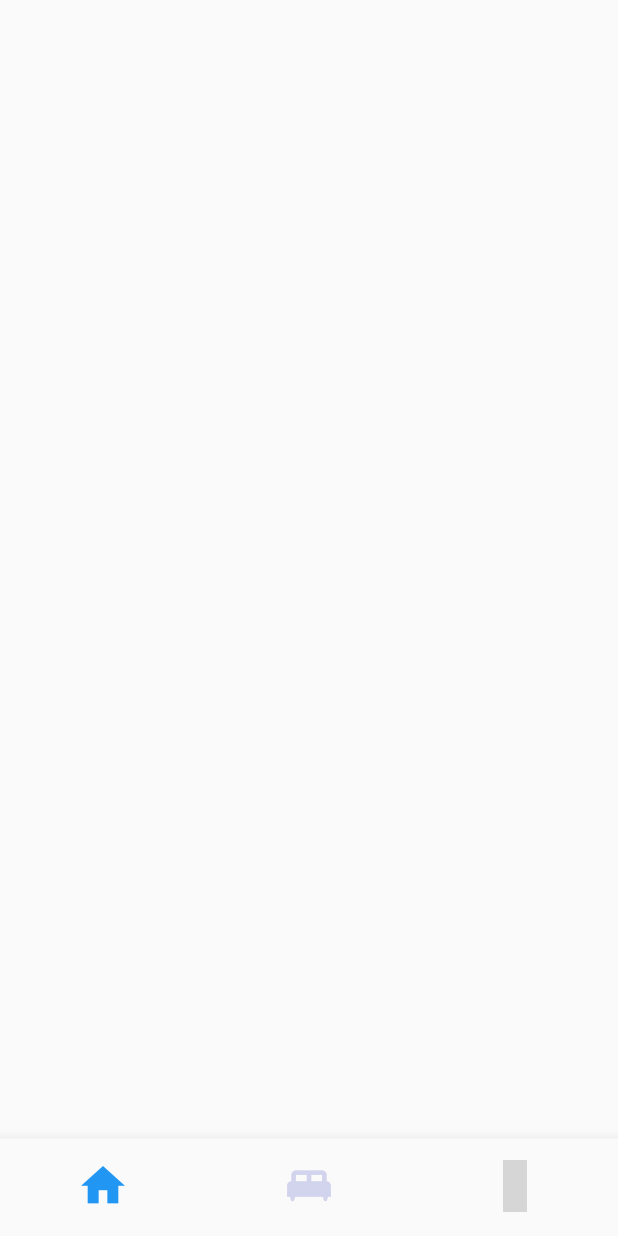
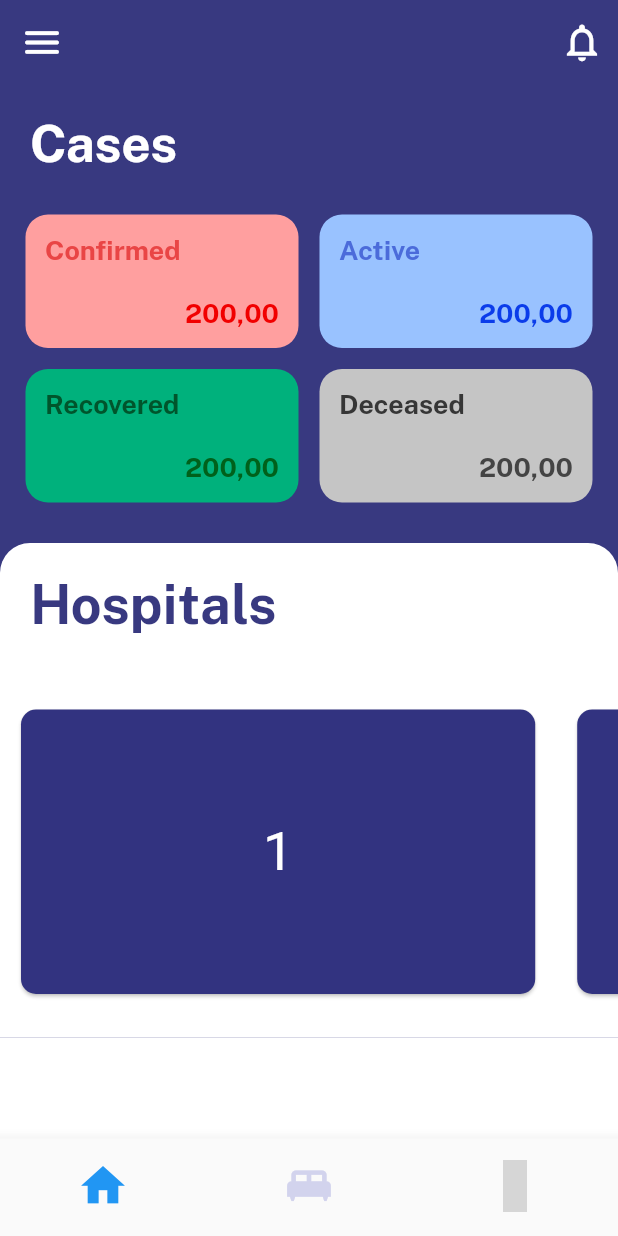
Before and after one commit to UttamkiniH/Allsafe, a Flutter app: the screen it shows after launch, on a phone screen of 412 x 824 dp. Run offline on Flutter 3.47's test engine with Material 2 defaults, Android fonts, the phone set to English and light mode, and no system bars; our stand-ins replace material_design_icons_flutter; grey boxes are pictures that could not be loaded.

Commit message:
added a lot

```diff
--- a/lib/constants.dart
+++ b/lib/constants.dart
@@ -1,10 +1,18 @@
+import 'dart:ui';
+
 import 'package:flutter/material.dart';
 
 
 const  headlineMain = TextStyle(
-  color: primaryColor,
+  color: Colors.white,
   fontFamily: 'Public Sans',
-  fontSize: 30,
+  fontSize: 34,
+);
+
+const gridFont = TextStyle(
+  fontFamily : 'Public Sans',
+  fontSize: 18,
+  fontWeight: FontWeight.w600
 );
 
 const primaryColor = Color.fromRGBO(56, 57, 128, 1);
--- a/lib/main.dart
+++ b/lib/main.dart
@@ -10,8 +10,6 @@ class MyApp extends StatelessWidget {
     return MaterialApp(
         debugShowCheckedModeBanner: false,
         theme: appTheme(),
-        home: SafeArea(
-          child: BottomNavScreen(),
-        ));
+        home: BottomNavScreen());
   }
 }
--- /dev/null
+++ b/lib/screens/bed-screen.dart
@@ -0,0 +1,18 @@
+import 'package:flutter/material.dart';
+
+class BedScreen extends StatefulWidget {
+  @override
+  _BedScreenState createState() => _BedScreenState();
+}
+
+class _BedScreenState extends State<BedScreen> {
+  @override
+  Widget build(BuildContext context) {
+    return Container(
+      child: Text(
+        'Bed_scren',
+        style: Theme.of(context).textTheme.headline1,
+      ),
+    );
+  }
+}
--- a/lib/screens/bottom-nav-screen.dart
+++ b/lib/screens/bottom-nav-screen.dart
@@ -1,3 +1,4 @@
+import 'package:allsafe/screens/screens.dart';
 import 'package:flutter/material.dart';
 import 'package:material_design_icons_flutter/material_design_icons_flutter.dart';
 import '../constants.dart';
@@ -9,9 +10,9 @@ class BottomNavScreen extends StatefulWidget {
 
 class _BottomNavScreenState extends State<BottomNavScreen> {
   final List _screens = [
-    Scaffold(),
-    Scaffold(),
-    Scaffold(),
+    HomeScreen(),
+    BedScreen(),
+    VaccineScreen(),
   ];
   int _currentIndex = 0;
   @override
--- /dev/null
+++ b/lib/screens/home-screen.dart
@@ -0,0 +1,51 @@
+import 'package:allsafe/constants.dart';
+import 'package:allsafe/widgets/widgets.dart';
+import 'package:flutter/material.dart';
+
+class HomeScreen extends StatefulWidget {
+  @override
+  _HomeScreenState createState() => _HomeScreenState();
+}
+
+class _HomeScreenState extends State<HomeScreen> {
+  @override
+  Widget build(BuildContext context) {
+    return Scaffold(
+        backgroundColor: primaryColor,
+        appBar: CustomAppbar(),
+        body: CustomScrollView(
+
+          physics: NeverScrollableScrollPhysics(),
+          slivers: <Widget>[
+            _buildHeader(),
+            SliverPadding(
+                padding: const EdgeInsets.symmetric(horizontal: 10.0),
+                sliver: SliverToBoxAdapter(
+                  child: StatusGrid(),
+                )),
+                SliverPadding(
+                padding: const EdgeInsets.only(top: 20.0),
+                sliver: SliverToBoxAdapter(
+                  child: HospitalCard(),
+                )),
+                SliverToBoxAdapter(
+                  child: Container(
+                    height: MediaQuery.of(context).size.height*0.1,
+                    color: Colors.white,
+                  ),
+                ),
+          ],
+        ));
+  }
+
+  SliverPadding _buildHeader() {
+    return SliverPadding(
+      padding: EdgeInsets.all(20),
+      sliver: SliverToBoxAdapter(
+          child: Text(
+        'Cases',
+        style: headlineMain,
+      )),
+    );
+  }
+}
--- a/lib/screens/screens.dart
+++ b/lib/screens/screens.dart
@@ -1 +1,4 @@
 export 'bottom-nav-screen.dart';
+export 'home-screen.dart';
+export 'bed-screen.dart';
+export 'vaccine-screen.dart';
--- /dev/null
+++ b/lib/screens/vaccine-screen.dart
@@ -0,0 +1,18 @@
+import 'package:flutter/material.dart';
+
+class VaccineScreen extends StatefulWidget {
+  @override
+  _VaccineScreenState createState() => _VaccineScreenState();
+}
+
+class _VaccineScreenState extends State<VaccineScreen> {
+  @override
+  Widget build(BuildContext context) {
+    return Container(
+      child: Text(
+        'vaccine_screen',
+        style: Theme.of(context).textTheme.headline5,
+      ),
+    );
+  }
+}
--- a/lib/theme.dart
+++ b/lib/theme.dart
@@ -1,11 +1,13 @@
 import 'package:flutter/material.dart';
+
+import 'constants.dart';
 
 ThemeData appTheme() {
   TextTheme _appTextTheme(TextTheme base) {
     return base.copyWith(
       headline5: base.headline5.copyWith(
         fontFamily: 'Public Sans',
-        // color: primaryColor,
+       color: primaryColor,
         fontSize: 30,
       ),
     );
--- /dev/null
+++ b/lib/widgets/custom-app-bar.dart
@@ -0,0 +1,29 @@
+import 'package:allsafe/constants.dart';
+import 'package:flutter/material.dart';
+
+
+class CustomAppbar extends StatelessWidget with PreferredSizeWidget {
+  @override
+  Widget build(BuildContext context) {
+    return AppBar(
+        backgroundColor: primaryColor,
+        elevation: 0.0,
+        leading: IconButton(
+          icon: Icon(Icons.menu_rounded),
+          iconSize: 30,
+          onPressed: () {},
+        ),
+        actions: <Widget> [
+            IconButton(
+          icon: Icon(Icons.notifications_none_outlined),
+          iconSize: 30,
+          onPressed: () {},
+        )
+        ],
+        );
+  }
+
+  //preferredsize to get the size and toolbarheight to get height of appbar
+  @override
+  Size get preferredSize => Size.fromHeight(kToolbarHeight);
+}
--- /dev/null
+++ b/lib/widgets/hospital-card.dart
@@ -0,0 +1,65 @@
+import 'package:allsafe/constants.dart';
+import 'package:flutter/material.dart';
+
+class HospitalCard extends StatelessWidget {
+  final List<int> numbers = [
+    1,
+    2,
+    3,
+  ];
+
+  @override
+  Widget build(BuildContext context) {
+    return Container(
+      height: MediaQuery.of(context).size.height * 0.4,
+      decoration: BoxDecoration(
+          color: Colors.white,
+          borderRadius: BorderRadius.only(
+            topLeft: Radius.circular(20),
+            topRight: Radius.circular(20),
+          )),
+      child: Column(
+        children: <Widget>[
+          Container(
+            padding: const EdgeInsets.all(20.0),
+            alignment: Alignment.centerLeft,
+            child: Text(
+              'Hospitals',
+              style: TextStyle(
+                fontSize: 36,
+                fontFamily: 'Public Sans',
+                color: primaryColor,
+              ),
+            ),
+          ),
+          Expanded(
+            child: _hospitalCard(),
+          )
+        ],
+      ),
+    );
+  }
+
+  ListView _hospitalCard() {
+    return ListView.builder(
+        scrollDirection: Axis.horizontal,
+        itemCount: numbers.length,
+        itemBuilder: (context, index) {
+          return Container(
+            padding: EdgeInsets.symmetric(horizontal: 10.0, vertical: 25.0),
+            width: MediaQuery.of(context).size.width * 0.9,
+            child: Card(
+              shape: RoundedRectangleBorder(borderRadius: BorderRadius.circular(10)),
+              color: Color(0xFF323380),
+              child: Container(
+                child: Center(
+                    child: Text(
+                  numbers[index].toString(),
+                  style: TextStyle(color: Colors.white, fontSize: 36.0),
+                )),
+              ),
+            ),
+          );
+        });
+  }
+}
--- /dev/null
+++ b/lib/widgets/status-grid.dart
@@ -0,0 +1,74 @@
+import 'package:flutter/material.dart';
+
+class StatusGrid extends StatelessWidget {
+  @override
+  Widget build(BuildContext context) {
+    return Container(
+      height: MediaQuery.of(context).size.height * 0.25,
+      child: Column(
+        //first to display 2 widgets vertical
+        children: <Widget>[
+          //1st widget
+          Flexible(
+              //displaying 1st column widget in horizontal ways
+              child: Row(
+            children: <Widget>[
+              _buildStatCard('Confirmed', '200,00', Color(0xFFFF9F9F),
+                  Color(0xFFE94545), Color(0xFFF10000)),
+              _buildStatCard('Active', '200,00', Color(0xFF99C2FF),
+                  Color(0xFF4B6BDA), Color(0xFF0B3CEA)),
+            ],
+          )),
+          Flexible(
+              //displaying 1st column widget in horizontal ways
+              child: Row(
+            children: <Widget>[
+              _buildStatCard('Recovered', '200,00', Color(0xFF00B17C),
+                  Color(0xFF00552C), Color(0xFF00611B)),
+              _buildStatCard('Deceased', '200,00', Color(0xFFC5C5C5),
+                  Color(0xFF363636), Color(0xFF444444)),
+            ],
+          )),
+        ],
+      ),
+    );
+  }
+
+  Expanded _buildStatCard(String title, String count, Color color,
+      Color titleColor, Color countColor) {
+    return Expanded(
+      child: Container(
+        margin: const EdgeInsets.all(7.0),
+        padding: const EdgeInsets.all(13.0),
+        decoration: BoxDecoration(
+          color: color,
+          borderRadius: BorderRadius.circular(15.0),
+        ),
+        //for total case and number in vertical way
+        child: Column(
+          mainAxisAlignment: MainAxisAlignment.spaceBetween,
+          crossAxisAlignment: CrossAxisAlignment.start,
+          children: <Widget>[
+            Text(
+              title,
+              style: TextStyle(
+                  fontFamily: 'Public Sans',
+                  fontSize: 18,
+                  color: titleColor,
+                  fontWeight: FontWeight.w600),
+            ),
+            Container(
+              alignment: Alignment.bottomRight,
+              child: Text(count,
+                  style: TextStyle(
+                      fontFamily: 'Public Sans',
+                      fontSize: 18,
+                      color: countColor,
+                      fontWeight: FontWeight.w600)),
+            ),
+          ],
+        ),
+      ),
+    );
+  }
+}
--- /dev/null
+++ b/lib/widgets/widgets.dart
@@ -0,0 +1,3 @@
+export 'custom-app-bar.dart';
+export 'status-grid.dart';
+export 'hospital-card.dart';
```
